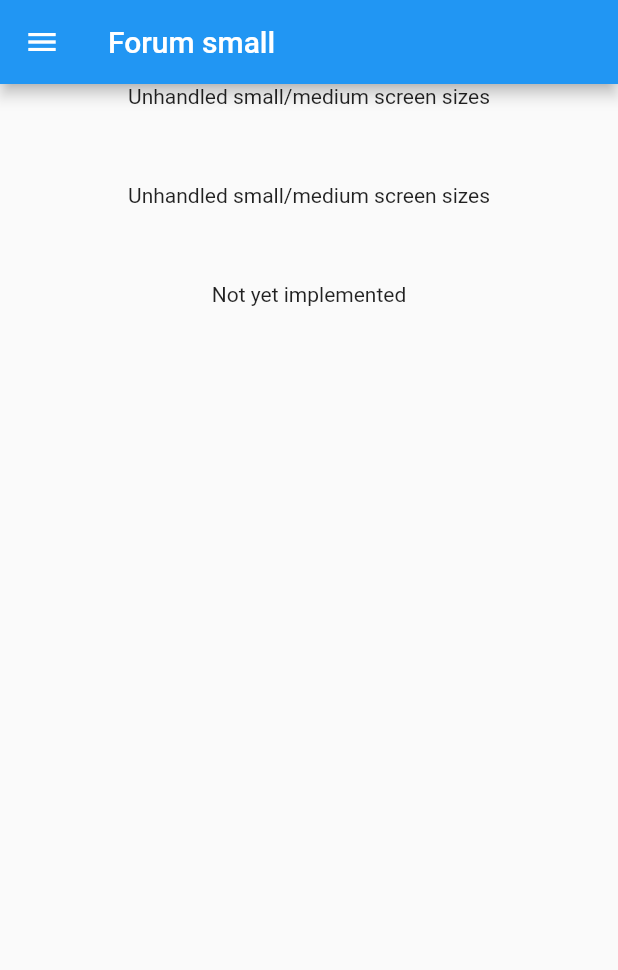
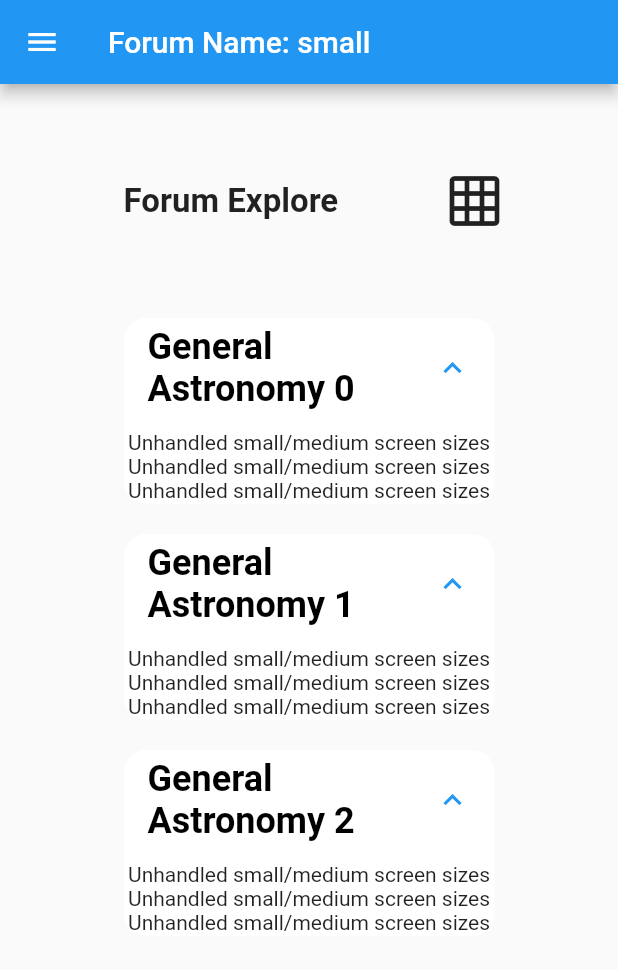
Before and after one commit to fatduckling/a-modern-forum-ui, a Flutter app: the screen it shows after launch, on a phone screen of 412 x 824 dp. Shown: the top 970 px of the screen. Run offline on Flutter 3.47's test engine with Material 2 defaults, Android fonts, the phone set to English and light mode, and no system bars; missing offline and left inert: flutter_portal, outline_search_bar.

Commit message:
Added large subforums

```diff
--- a/lib/main.dart
+++ b/lib/main.dart
@@ -1,6 +1,6 @@
 import 'package:a_modern_forum_project/observers/screen_resize_observer.dart';
 import 'package:a_modern_forum_project/observers/scroll_observer.dart';
-import 'package:a_modern_forum_project/routes/home.dart';
+import 'package:a_modern_forum_project/routes/explore.dart';
 import 'package:flutter/material.dart';
 import 'package:flutter_portal/flutter_portal.dart';
 import 'package:provider/provider.dart';
@@ -39,6 +39,6 @@ class Home extends StatelessWidget {
 
   @override
   Widget build(BuildContext context) {
-    return const HomeRoute();
+    return const ExploreRoute();
   }
 }
--- a/lib/routes/explore.dart
+++ b/lib/routes/explore.dart
@@ -1,14 +1,97 @@
+import 'package:a_modern_forum_project/widgets/collapsed_subforum/responsive_collapsed_subforum.dart';
 import 'package:a_modern_forum_project/widgets/scaffold/main_scaffold.dart';
+import 'package:a_modern_forum_project/widgets/text/h1.dart';
 import 'package:flutter/material.dart';
+import 'package:flutter/painting.dart';
 
 class ExploreRoute extends StatelessWidget {
   const ExploreRoute({Key? key}) : super(key: key);
 
   @override
   Widget build(BuildContext context) {
-    return const MainScaffold(
-        child: Center(
-      child: Text("This is the explore page"),
-    ));
+    return MainScaffold(
+        child: Column(mainAxisAlignment: MainAxisAlignment.start, children: [
+      const SizedBox(
+        height: 50,
+      ),
+      Row(
+        children: [
+          const Spacer(
+            flex: 2,
+          ),
+          const Expanded(flex: 5, child: H1("Forum Explore")),
+          Expanded(
+              flex: 1,
+              child: Align(
+                alignment: Alignment.centerRight,
+                child: IconButton(
+                  iconSize: 40,
+                  icon: const Icon(Icons.grid_on),
+                  onPressed: () {},
+                ),
+              )),
+          const Spacer(
+            flex: 2,
+          ),
+        ],
+      ),
+      const SizedBox(
+        height: 30,
+      ),
+      Row(
+        children: [
+          const Spacer(
+            flex: 2,
+          ),
+          Expanded(
+              flex: 6,
+              child: ListView.builder(
+                  scrollDirection: Axis.vertical,
+                  shrinkWrap: true,
+                  physics: const NeverScrollableScrollPhysics(),
+                  itemCount: 3,
+                  itemBuilder: (context, index) {
+                    return Column(children: [
+                      const SizedBox(
+                        height: 20,
+                      ),
+                      Card(
+                        elevation: 0,
+                        shape: RoundedRectangleBorder(
+                          borderRadius: BorderRadius.circular(15),
+                        ),
+                        clipBehavior: Clip.antiAlias,
+                        margin: EdgeInsets.zero,
+                        color: Colors.white,
+                        child: Theme(
+                            data: ThemeData()
+                                .copyWith(dividerColor: Colors.transparent),
+                            child: ExpansionTile(
+                              initiallyExpanded: true,
+                              title: Text(
+                                'General Astronomy $index',
+                                style: const TextStyle(
+                                    fontWeight: FontWeight.bold,
+                                    fontSize: 24,
+                                    color: Colors.black),
+                              ),
+                              children: const <Widget>[
+                                SizedBox(
+                                  height: 10,
+                                ),
+                                ResponsiveCollapsedSubforum(),
+                                ResponsiveCollapsedSubforum(),
+                                ResponsiveCollapsedSubforum(),
+                              ],
+                            )),
+                      )
+                    ]);
+                  })),
+          const Spacer(
+            flex: 2,
+          ),
+        ],
+      )
+    ]));
   }
 }
--- a/lib/widgets/appbar/large/large_app_bar.dart
+++ b/lib/widgets/appbar/large/large_app_bar.dart
@@ -1,5 +1,6 @@
 import 'package:a_modern_forum_project/routes/explore.dart';
 import 'package:a_modern_forum_project/routes/home.dart';
+import 'package:a_modern_forum_project/utils/responsive_display.dart';
 import 'package:a_modern_forum_project/widgets/search_bar/search_bar.dart';
 import 'package:flutter/material.dart';
 
@@ -14,6 +15,7 @@ class LargeAppBar extends StatelessWidget {
     final ButtonStyle style = TextButton.styleFrom(
         primary: Theme.of(context).colorScheme.onPrimary,
         splashFactory: NoSplash.splashFactory);
+    final double width = MediaQuery.of(context).size.width;
     return AppBar(
       toolbarHeight: appBarHeight,
       automaticallyImplyLeading: true,
@@ -29,7 +31,8 @@ class LargeAppBar extends StatelessWidget {
             ),
             Container(
                 padding: const EdgeInsets.all(8),
-                child: const Text('Forum Name')),
+                child: Text(
+                    'Forum Name: $width ${ResponsiveDisplay.getScreenSizeFromBuildContext(context).name}')),
           ],
         ),
       ),
--- a/lib/widgets/appbar/small/small_app_bar.dart
+++ b/lib/widgets/appbar/small/small_app_bar.dart
@@ -1,3 +1,4 @@
+import 'package:a_modern_forum_project/utils/responsive_display.dart';
 import 'package:flutter/material.dart';
 
 class SmallAppBar extends StatelessWidget {
@@ -10,7 +11,8 @@ class SmallAppBar extends StatelessWidget {
   Widget build(BuildContext context) {
     return AppBar(
       toolbarHeight: appBarHeight,
-      title: const Text("Forum small"),
+      title: Text(
+          'Forum Name: ${ResponsiveDisplay.getScreenSizeFromBuildContext(context).name}'),
     );
   }
 }
--- /dev/null
+++ b/lib/widgets/collapsed_subforum/responsive_collapsed_subforum.dart
@@ -0,0 +1,26 @@
+import 'package:a_modern_forum_project/utils/responsive_display.dart';
+import 'package:a_modern_forum_project/widgets/collapsed_subforum/large/large_collapsed_subforum.dart';
+import 'package:flutter/material.dart';
+
+/// Responsive collapsed sub-forum widget
+class ResponsiveCollapsedSubforum extends StatefulWidget {
+  const ResponsiveCollapsedSubforum({Key? key}) : super(key: key);
+
+  @override
+  State<StatefulWidget> createState() => _ResponsiveCollapsedSubforum();
+}
+
+class _ResponsiveCollapsedSubforum extends State<ResponsiveCollapsedSubforum> {
+  @override
+  Widget build(BuildContext context) {
+    ScreenSize screenSize =
+        ResponsiveDisplay.getScreenSizeFromBuildContext(context);
+    switch (screenSize) {
+      case ScreenSize.small:
+      case ScreenSize.medium:
+        return const Center(child: Text("Unhandled small/medium screen sizes"));
+      case ScreenSize.large:
+        return const LargeCollapsedSubforum();
+    }
+  }
+}
--- a/lib/widgets/featured_post/featured_post.dart
+++ b/lib/widgets/featured_post/featured_post.dart
@@ -35,7 +35,7 @@ class FeaturedPost extends StatelessWidget {
                     mainAxisAlignment: MainAxisAlignment.spaceBetween,
                     children: const [
                       UpDownVotes(),
-                      IconWithText(icon: Icons.mode_comment, text: "34")
+                      IconWithText(icon: Icons.mode_comment, text: "36")
                     ],
                   )
                 ],
--- a/lib/widgets/threads/text/large/large_text_thread.dart
+++ b/lib/widgets/threads/text/large/large_text_thread.dart
@@ -104,12 +104,12 @@ class LargeTextThread extends StatelessWidget {
                   const UpDownVotes(),
                   Row(
                     children: const [
-                      IconWithText(icon: Icons.mode_comment, text: "34"),
+                      IconWithText(icon: Icons.mode_comment, text: "37"),
                       SizedBox(
                         width: 10,
                       ),
                       IconWithText(
-                          icon: Icons.remove_red_eye_outlined, text: "34")
+                          icon: Icons.remove_red_eye_outlined, text: "38")
                     ],
                   )
                 ],
--- a/lib/widgets/up_down_votes/up_down_votes.dart
+++ b/lib/widgets/up_down_votes/up_down_votes.dart
@@ -20,7 +20,7 @@ class _UpDownVotes extends State<UpDownVotes> {
         ),
         SmallIconButton(),
         Padding(
-            padding: EdgeInsets.only(left: 10, right: 10), child: Lead("34")),
+            padding: EdgeInsets.only(left: 10, right: 10), child: Lead("35")),
         SmallIconButton(),
       ],
     );
```
Also changed, not shown: lib/widgets/collapsed_subforum/large/large_collapsed_subforum.dart (added, +136 -0 lines).
